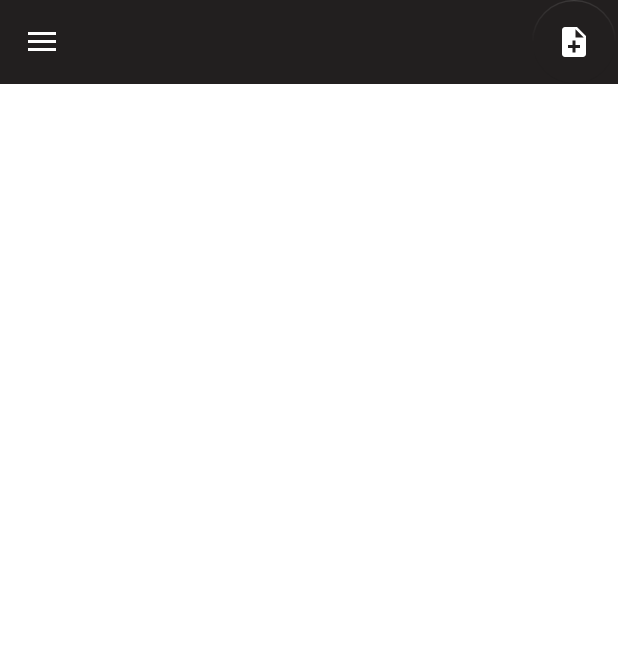
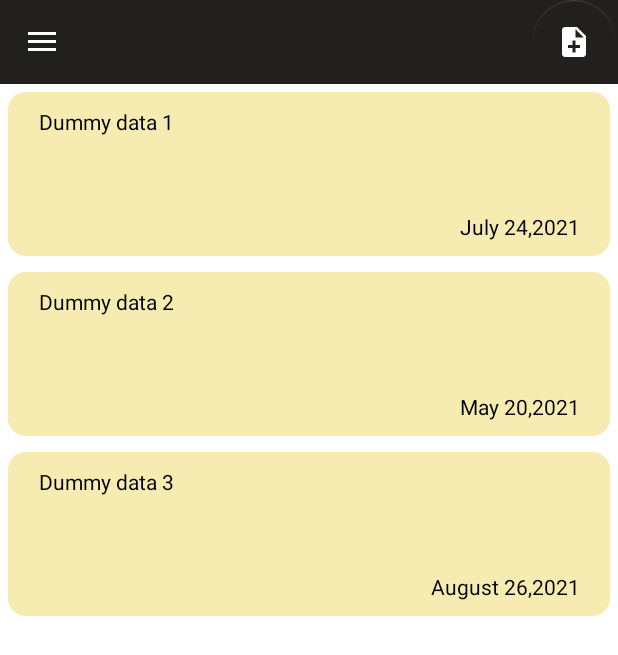
Before and after one commit to juanchosoriano/MOBDEVE-MCO2, an Android app: the MainActivity screen opened directly, with no data from a screen before it, on a phone screen of 412 x 824 dp. Shown: the top 655 px of the screen. Run offline under Robolectric (Android 15) with nearby library versions, the phone set to English and light mode, and no system bars; Roboto replaces fonts that are not available here.

Commit message:
notes with dummy

```diff
--- a/app/build.gradle
+++ b/app/build.gradle
@@ -35,4 +35,7 @@ dependencies {
     testImplementation 'junit:junit:4.+'
     androidTestImplementation 'androidx.test.ext:junit:1.1.3'
     androidTestImplementation 'androidx.test.espresso:espresso-core:3.4.0'
+    implementation "androidx.recyclerview:recyclerview:1.2.1"
+    implementation "androidx.core:core-ktx:1.6.0"
+
 }
--- a/app/src/main/java/com/mobdeve/s11/soriano/juancho/mco2memobile/AddNoteActivity.java
+++ b/app/src/main/java/com/mobdeve/s11/soriano/juancho/mco2memobile/AddNoteActivity.java
@@ -3,6 +3,8 @@ package com.mobdeve.s11.soriano.juancho.mco2memobile;
 import android.content.Intent;
 import android.os.Bundle;
 import android.view.View;
+import android.widget.EditText;
+import android.widget.TextView;
 import android.widget.Toast;
 
 import androidx.appcompat.app.AppCompatActivity;
@@ -19,7 +21,12 @@ public class AddNoteActivity extends AppCompatActivity {
     protected void onCreate(Bundle savedInstanceState) {
         super.onCreate(savedInstanceState);
         setContentView(R.layout.add_note_activity);
+        String id = getIntent().getStringExtra("id");
+        String noteText = getIntent().getStringExtra("note_texts");
+        String noteDate = getIntent().getStringExtra("create_time");
 
+        EditText note_data = findViewById(R.id.et_noteinput);
+        note_data.setText(noteText);
         this.initComponents();
     }
 
--- /dev/null
+++ b/app/src/main/java/com/mobdeve/s11/soriano/juancho/mco2memobile/Constants.java
@@ -0,0 +1,7 @@
+package com.mobdeve.s11.soriano.juancho.mco2memobile;
+
+public class Constants {
+    String id = "id";
+    String note_texts = "note_texts";
+    String create_time = "create_time";
+}
--- a/app/src/main/java/com/mobdeve/s11/soriano/juancho/mco2memobile/MainActivity.java
+++ b/app/src/main/java/com/mobdeve/s11/soriano/juancho/mco2memobile/MainActivity.java
@@ -4,6 +4,8 @@ import androidx.appcompat.app.ActionBarDrawerToggle;
 import androidx.appcompat.app.AppCompatActivity;
 import androidx.appcompat.widget.Toolbar;
 import androidx.drawerlayout.widget.DrawerLayout;
+import androidx.recyclerview.widget.LinearLayoutManager;
+import androidx.recyclerview.widget.RecyclerView;
 
 import android.content.Intent;
 import android.os.Bundle;
@@ -11,6 +13,9 @@ import android.view.View;
 
 import com.google.android.material.floatingactionbutton.FloatingActionButton;
 import com.google.android.material.navigation.NavigationView;
+
+import java.util.ArrayList;
+import java.util.List;
 
 /*
  * I think the Main Activity can host all viewing features:
@@ -20,24 +25,31 @@ import com.google.android.material.navigation.NavigationView;
  * - Friends list.
  * We'll just change the adapters depending on the one being viewed(?)
  */
-public class MainActivity extends AppCompatActivity {
+public class MainActivity extends AppCompatActivity implements NoteClickListener {
     DrawerLayout drawerLayout;
     ActionBarDrawerToggle abdToggle;
     NavigationView navigationView;
     FloatingActionButton fabNewNote;
     FloatingActionButton fabNewItem;
     FloatingActionButton fabNewEvent;
-
+    List<NoteModel> noteModels = new ArrayList<>();
 
     protected void onCreate(Bundle savedInstanceState) {
         super.onCreate(savedInstanceState);
         setContentView(R.layout.activity_main);
-
-
+        RecyclerView noteList = findViewById(R.id.rv_notes);
+        noteModels.add(new NoteModel("1", "Dummy data 1", "July 24,2021"));
+        noteModels.add(new NoteModel("2", "Dummy data 2", "May 20,2021"));
+        noteModels.add(new NoteModel("3", "Dummy data 3", "August 26,2021"));
+        NoteAdaptor noteAdaptor = new NoteAdaptor(noteModels, MainActivity.this);
+        noteList.setLayoutManager(new LinearLayoutManager(MainActivity.this));
+        noteList.setAdapter(noteAdaptor);
         this.initComponents();
     }
 
     private void initComponents() {
+
+
         Toolbar toolbar = findViewById(R.id.tb_toolbar);
         setSupportActionBar(toolbar);
 
@@ -64,4 +76,13 @@ public class MainActivity extends AppCompatActivity {
         this.fabNewItem = findViewById(R.id.fab_newitem);
         this.fabNewEvent = findViewById(R.id.fab_newevent);
     }
+
+    @Override
+    public void onClickItem(NoteModel noteModel) {
+        Intent intent = new Intent(MainActivity.this, AddNoteActivity.class);
+        intent.putExtra("id", noteModel.getId());
+        intent.putExtra("note_texts", noteModel.getNote_data());
+        intent.putExtra("create_time", noteModel.getCreated_at());
+        startActivity(intent);
+    }
 }
--- /dev/null
+++ b/app/src/main/java/com/mobdeve/s11/soriano/juancho/mco2memobile/NoteAdaptor.java
@@ -0,0 +1,64 @@
+package com.mobdeve.s11.soriano.juancho.mco2memobile;
+
+import android.content.Context;
+import android.view.LayoutInflater;
+import android.view.View;
+import android.view.ViewGroup;
+import android.widget.LinearLayout;
+import android.widget.TextView;
+
+import androidx.annotation.NonNull;
+import androidx.recyclerview.widget.RecyclerView;
+
+import org.jetbrains.annotations.NotNull;
+
+import java.util.List;
+
+public class NoteAdaptor extends RecyclerView.Adapter {
+
+    List<NoteModel> noteModelList;
+    NoteClickListener noteClickListener;
+
+    public NoteAdaptor(List<NoteModel> noteModels, NoteClickListener noteClickListener){
+        this.noteModelList = noteModels;
+        this.noteClickListener = noteClickListener;
+    }
+
+    public class NoteViewHolder extends RecyclerView.ViewHolder{
+
+        public TextView noteText, create_time;
+        public LinearLayout noteLayout;
+
+        public NoteViewHolder(@NonNull @NotNull View itemView) {
+            super(itemView);
+            noteText = itemView.findViewById(R.id.tv_note_data);
+            create_time = itemView.findViewById(R.id.tv_note_date);
+            noteLayout = itemView.findViewById(R.id.ll_note);
+        }
+    }
+    @NonNull
+    @NotNull
+    @Override
+    public NoteViewHolder onCreateViewHolder(@NonNull @NotNull ViewGroup parent, int viewType) {
+        View view = LayoutInflater.from(parent.getContext()).inflate(R.layout.note_row, null);
+        return new NoteViewHolder(view);
+    }
+
+    @Override
+    public void onBindViewHolder(@NonNull @NotNull RecyclerView.ViewHolder holder, int position) {
+        NoteViewHolder noteViewHolder = (NoteViewHolder) holder;
+        noteViewHolder.noteText.setText(noteModelList.get(position).getNote_data());
+        noteViewHolder.create_time.setText(noteModelList.get(position).getCreated_at());
+        noteViewHolder.noteLayout.setOnClickListener(new View.OnClickListener() {
+            @Override
+            public void onClick(View v) {
+                noteClickListener.onClickItem(noteModelList.get(position));
+            }
+        });
+    }
+
+    @Override
+    public int getItemCount() {
+        return noteModelList.size();
+    }
+}
--- /dev/null
+++ b/app/src/main/java/com/mobdeve/s11/soriano/juancho/mco2memobile/NoteClickListener.java
@@ -0,0 +1,6 @@
+package com.mobdeve.s11.soriano.juancho.mco2memobile;
+
+public interface NoteClickListener {
+
+    void onClickItem(NoteModel noteModel);
+}
--- /dev/null
+++ b/app/src/main/java/com/mobdeve/s11/soriano/juancho/mco2memobile/NoteModel.java
@@ -0,0 +1,37 @@
+package com.mobdeve.s11.soriano.juancho.mco2memobile;
+
+public class NoteModel {
+    String id;
+    String note_data;
+    String created_at;
+
+    public NoteModel(String id, String note_data, String created_at) {
+        this.id = id;
+        this.note_data = note_data;
+        this.created_at = created_at;
+    }
+
+    public String getId() {
+        return id;
+    }
+
+    public void setId(String id) {
+        this.id = id;
+    }
+
+    public String getNote_data() {
+        return note_data;
+    }
+
+    public void setNote_data(String note_data) {
+        this.note_data = note_data;
+    }
+
+    public String getCreated_at() {
+        return created_at;
+    }
+
+    public void setCreated_at(String created_at) {
+        this.created_at = created_at;
+    }
+}
--- /dev/null
+++ b/app/src/main/res/drawable/layout_bg.xml
@@ -0,0 +1,7 @@
+<?xml version="1.0" encoding="UTF-8"?>
+<shape xmlns:android="http://schemas.android.com/apk/res/android">
+    <solid android:color="#FFFFFF"/>
+    <stroke android:width="3dp" android:color="#B1BCBE" />
+    <corners android:radius="10dp"/>
+    <padding android:left="0dp" android:top="0dp" android:right="0dp" android:bottom="0dp" />
+</shape>
--- a/app/src/main/res/layout/activity_main.xml
+++ b/app/src/main/res/layout/activity_main.xml
@@ -8,9 +8,9 @@
     tools:context=".MainActivity">
 
     <include
-        android:layout_height="match_parent"
-        android:layout_width="match_parent"
-        layout="@layout/content_main"/>
+        layout="@layout/content_main"
+        android:layout_width="wrap_content"
+        android:layout_height="wrap_content" />
 
     <com.google.android.material.navigation.NavigationView
         android:id="@+id/nav_view"
--- a/app/src/main/res/layout/content_main.xml
+++ b/app/src/main/res/layout/content_main.xml
@@ -82,9 +82,10 @@
 
     <androidx.recyclerview.widget.RecyclerView
         android:id="@+id/rv_notes"
-        android:layout_width="0dp"
+        android:layout_width="match_parent"
         android:layout_height="0dp"
         android:background="@color/white"
+        android:foregroundTint="#000000"
         android:visibility="visible"
         app:layout_constraintBottom_toBottomOf="parent"
         app:layout_constraintEnd_toEndOf="parent"
--- /dev/null
+++ b/app/src/main/res/layout/note_row.xml
@@ -0,0 +1,52 @@
+<?xml version="1.0" encoding="utf-8"?>
+<LinearLayout xmlns:android="http://schemas.android.com/apk/res/android"
+    xmlns:app="http://schemas.android.com/apk/res-auto"
+    xmlns:tools="http://schemas.android.com/tools"
+    android:id="@+id/ll_note"
+    android:layout_width="match_parent"
+    android:layout_height="match_parent">
+
+    <androidx.constraintlayout.widget.ConstraintLayout
+        android:id="@+id/cl_note"
+        android:layout_width="match_parent"
+        android:layout_height="wrap_content"
+        android:layout_marginStart="5dp"
+        android:layout_marginTop="5dp"
+        android:layout_marginEnd="5dp"
+        android:layout_marginRight="5dp"
+        android:layout_marginBottom="5dp"
+        android:background="@drawable/layout_bg"
+        android:backgroundTint="#F6EBB1">
+
+
+        <TextView
+            android:id="@+id/tv_note_data"
+            android:layout_width="370dp"
+            android:layout_height="60dp"
+            android:layout_marginStart="30dp"
+            android:layout_marginTop="10dp"
+            android:layout_marginEnd="20dp"
+            android:maxLength="250"
+            android:maxLines="3"
+            android:text="aaaaaaaaaaaaaaaaaaaaaaaaaaaaaaaaaaaaaaaaaaaaaaaaaaaaaaa"
+            android:textColor="#000000"
+            app:layout_constraintEnd_toEndOf="parent"
+            app:layout_constraintStart_toStartOf="parent"
+            app:layout_constraintTop_toTopOf="parent" />
+
+        <TextView
+            android:id="@+id/tv_note_date"
+            android:layout_width="wrap_content"
+            android:layout_height="wrap_content"
+            android:layout_marginTop="10dp"
+            android:layout_marginEnd="20dp"
+            android:layout_marginBottom="10dp"
+            android:text="note date"
+            android:textColor="#000000"
+            app:layout_constraintBottom_toBottomOf="parent"
+            app:layout_constraintEnd_toEndOf="parent"
+            app:layout_constraintTop_toBottomOf="@+id/tv_note_data" />
+
+
+    </androidx.constraintlayout.widget.ConstraintLayout>
+</LinearLayout>
--- a/build.gradle
+++ b/build.gradle
@@ -5,6 +5,8 @@ buildscript {
         mavenCentral()
     }
     dependencies {
+//        classpath 'com.android.tools.build:gradle:4.2.2'
+
         classpath "com.android.tools.build:gradle:7.0.0"
 
         // NOTE: Do not place your application dependencies here; they belong
```
Also changed, not shown: app/src/main/AndroidManifest.xml (+13 -18 lines), 437 other files.
